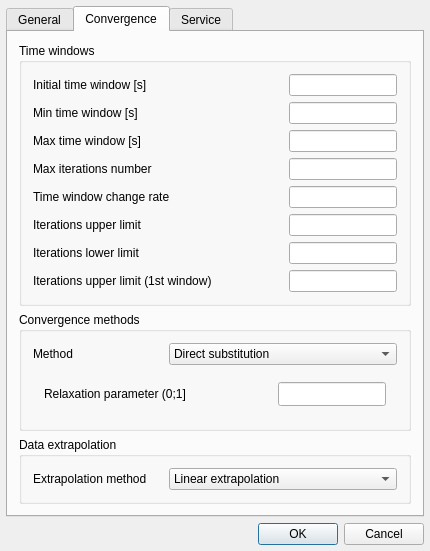
Before: the Qt Designer form GUIDialogs/OptionsEditor/OptionsEditor.ui in DyssolTEC/Dyssol-open, drawn with Qt 5.
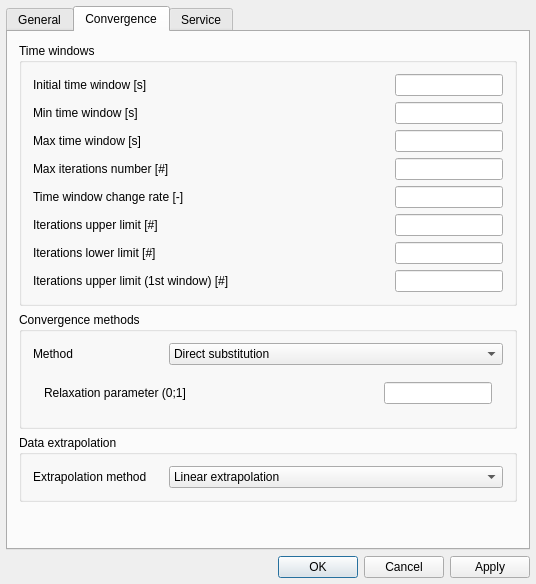
After: the same form once the commit is applied. The open tabs and pages were chosen to show the change. Icons and pictures are not drawn.

The edit to the form file:
```diff
--- a/GUIDialogs/OptionsEditor/OptionsEditor.ui
+++ b/GUIDialogs/OptionsEditor/OptionsEditor.ui
@@ -6,8 +6,8 @@
       <rect>
         <x>0</x>
         <y>0</y>
-        <width>402</width>
-        <height>499</height>
+    <width>536</width>
+    <height>584</height>
       </rect>
     </property>
     <property name="sizePolicy">
@@ -370,27 +370,36 @@
                   </property>
                   <layout class="QVBoxLayout" name="verticalLayout_3">
                     <item>
-                      <layout class="QHBoxLayout" name="horizontalLayout_6" stretch="1,0">
+           <layout class="QHBoxLayout" name="horizontalLayout_6" stretch="0,1,0">
+            <property name="sizeConstraint">
+             <enum>QLayout::SetDefaultConstraint</enum>
+            </property>
                         <item>
                           <widget class="QLabel" name="label_4">
                             <property name="minimumSize">
                               <size>
-                                <width>130</width>
+                <width>0</width>
                                 <height>0</height>
                               </size>
                             </property>
                             <property name="text">
                               <string>Initial time window [s]</string>
                             </property>
-                            <property name="toolTip">
-                              <string>Initial size of the time window</string>
-                            </property>
-                            
-                            <property name="whatsThis">
-                              <string>Initial size of the time window of the waveform relaxation method</string>
-                            </property>
-                          </widget>
-                        </item>
+             </widget>
+            </item>
+            <item>
+             <spacer name="horizontalSpacer_9">
+              <property name="orientation">
+               <enum>Qt::Horizontal</enum>
+              </property>
+              <property name="sizeHint" stdset="0">
+               <size>
+                <width>40</width>
+                <height>20</height>
+               </size>
+              </property>
+             </spacer>
+            </item>
                         <item>
                           <widget class="QLineEdit" name="lineEditInitialWindow">
                             <property name="sizePolicy">
@@ -411,27 +420,33 @@
                       </layout>
                     </item>
                     <item>
-                      <layout class="QHBoxLayout" name="horizontalLayout_21" stretch="1,0">
+           <layout class="QHBoxLayout" name="horizontalLayout_21" stretch="0,1,0">
                         <item>
                           <widget class="QLabel" name="label_19">
                             <property name="minimumSize">
                               <size>
-                                <width>130</width>
+                <width>0</width>
                                 <height>0</height>
                               </size>
                             </property>
                             <property name="text">
                               <string>Min time window [s]</string>
                             </property>
-                            <property name="toolTip">
-                              <string>Minimum allowed size of the time window</string>
-                            </property>
-                            
-                            <property name="whatsThis">
-                              <string>Minimum allowed size of the time window of the waveform relaxation method</string>
-                            </property>
-                          </widget>
-                        </item>
+             </widget>
+            </item>
+            <item>
+             <spacer name="horizontalSpacer_10">
+              <property name="orientation">
+               <enum>Qt::Horizontal</enum>
+              </property>
+              <property name="sizeHint" stdset="0">
+               <size>
+                <width>40</width>
+                <height>20</height>
+               </size>
+              </property>
+             </spacer>
+            </item>
                         <item>
                           <widget class="QLineEdit" name="lineEditMinWindow">
                             <property name="sizePolicy">
@@ -452,27 +467,33 @@
                       </layout>
                     </item>
                     <item>
-                      <layout class="QHBoxLayout" name="horizontalLayout_7" stretch="1,0">
+           <layout class="QHBoxLayout" name="horizontalLayout_7" stretch="0,1,0">
                         <item>
                           <widget class="QLabel" name="label_5">
                             <property name="minimumSize">
                               <size>
-                                <width>130</width>
+                <width>0</width>
                                 <height>0</height>
                               </size>
                             </property>
                             <property name="text">
                               <string>Max time window [s]</string>
                             </property>
-                            <property name="toolTip">
-                              <string>Maximum allowed size of the time window</string>
-                            </property>
-                            
-                            <property name="whatsThis">
-                              <string>Maximum allowed size of the time window of the waveform relaxation method</string>
-                            </property>
-                          </widget>
-                        </item>
+             </widget>
+            </item>
+            <item>
+             <spacer name="horizontalSpacer_11">
+              <property name="orientation">
+               <enum>Qt::Horizontal</enum>
+              </property>
+              <property name="sizeHint" stdset="0">
+               <size>
+                <width>40</width>
+                <height>20</height>
+               </size>
+              </property>
+             </spacer>
+            </item>
                         <item>
                           <widget class="QLineEdit" name="lineEditMaxWindow">
                             <property name="sizePolicy">
@@ -493,18 +514,15 @@
                       </layout>
                     </item>
                     <item>
-                      <layout class="QHBoxLayout" name="horizontalLayout_11" stretch="1,0">
+           <layout class="QHBoxLayout" name="horizontalLayout_11" stretch="0,1,0">
                         <item>
                           <widget class="QLabel" name="label_9">
                             <property name="minimumSize">
                               <size>
-                                <width>130</width>
+                <width>0</width>
                                 <height>0</height>
                               </size>
                             </property>
-                            <property name="text">
-                              <string>Max iterations number</string>
-                            </property>
                             <property name="toolTip">
                               <string>Allowed number of iterations before stop</string>
                             </property>
@@ -512,8 +530,24 @@
                             <property name="whatsThis">
                               <string>Allowed number of iterations before stopping waveform relaxation calculations</string>
                             </property>
-                          </widget>
-                        </item>
+              <property name="text">
+               <string>Max iterations number [#]</string>
+              </property>
+             </widget>
+            </item>
+            <item>
+             <spacer name="horizontalSpacer_12">
+              <property name="orientation">
+               <enum>Qt::Horizontal</enum>
+              </property>
+              <property name="sizeHint" stdset="0">
+               <size>
+                <width>40</width>
+                <height>20</height>
+               </size>
+              </property>
+             </spacer>
+            </item>
                         <item>
                           <widget class="QLineEdit" name="lineEditMaxIterNum">
                             <property name="sizePolicy">
@@ -534,18 +568,15 @@
                       </layout>
                     </item>
                     <item>
-                      <layout class="QHBoxLayout" name="horizontalLayout_14" stretch="1,0">
+           <layout class="QHBoxLayout" name="horizontalLayout_14" stretch="0,1,0">
                         <item>
                           <widget class="QLabel" name="label_13">
                             <property name="minimumSize">
                               <size>
-                                <width>130</width>
+                <width>0</width>
                                 <height>0</height>
                               </size>
                             </property>
-                            <property name="text">
-                              <string>Time window change rate</string>
-                            </property>
                             <property name="toolTip">
                               <string>Time window resizing factor</string>
                             </property>
@@ -553,8 +584,24 @@
                             <property name="whatsThis">
                               <string>Time window resizing factor for the waveform relaxation method</string>
                             </property>
-                          </widget>
-                        </item>
+              <property name="text">
+               <string>Time window change rate [-]</string>
+              </property>
+             </widget>
+            </item>
+            <item>
+             <spacer name="horizontalSpacer_13">
+              <property name="orientation">
+               <enum>Qt::Horizontal</enum>
+              </property>
+              <property name="sizeHint" stdset="0">
+               <size>
+                <width>40</width>
+                <height>20</height>
+               </size>
+              </property>
+             </spacer>
+            </item>
                         <item>
                           <widget class="QLineEdit" name="lineEditRatio">
                             <property name="sizePolicy">
@@ -575,18 +622,15 @@
                       </layout>
                     </item>
                     <item>
-                      <layout class="QHBoxLayout" name="horizontalLayout_15" stretch="1,0">
+           <layout class="QHBoxLayout" name="horizontalLayout_15" stretch="0,1,0">
                         <item>
                           <widget class="QLabel" name="label_14">
                             <property name="minimumSize">
                               <size>
-                                <width>130</width>
+                <width>0</width>
                                 <height>0</height>
                               </size>
                             </property>
-                            <property name="text">
-                              <string>Iterations upper limit</string>
-                            </property>
                             <property name="toolTip">
                               <string>Max number of iterations in the current window before decreasing its size</string>
                             </property>
@@ -594,8 +638,24 @@
                             <property name="whatsThis">
                               <string>Max number of iterations in the current window before decreasing its size</string>
                             </property>
-                          </widget>
-                        </item>
+              <property name="text">
+               <string>Iterations upper limit [#]</string>
+              </property>
+             </widget>
+            </item>
+            <item>
+             <spacer name="horizontalSpacer_14">
+              <property name="orientation">
+               <enum>Qt::Horizontal</enum>
+              </property>
+              <property name="sizeHint" stdset="0">
+               <size>
+                <width>40</width>
+                <height>20</height>
+               </size>
+              </property>
+             </spacer>
+            </item>
                         <item>
                           <widget class="QLineEdit" name="lineEditUpperLimit">
                             <property name="sizePolicy">
@@ -616,18 +676,15 @@
                       </layout>
                     </item>
                     <item>
-                      <layout class="QHBoxLayout" name="horizontalLayout_12" stretch="1,0">
+           <layout class="QHBoxLayout" name="horizontalLayout_12" stretch="0,1,0">
                         <item>
                           <widget class="QLabel" name="label_11">
                             <property name="minimumSize">
                               <size>
-                                <width>130</width>
+                <width>0</width>
                                 <height>0</height>
                               </size>
                             </property>
-                            <property name="text">
-                              <string>Iterations lower limit</string>
-                            </property>
                             <property name="toolTip">
                               <string>Min number of iterations in the current window before increasing the size of the next one</string>
                             </property>
@@ -635,8 +692,24 @@
                             <property name="whatsThis">
                               <string>Min number of iterations in the current window before increasing the size of the next one</string>
                             </property>
-                          </widget>
-                        </item>
+              <property name="text">
+               <string>Iterations lower limit [#]</string>
+              </property>
+             </widget>
+            </item>
+            <item>
+             <spacer name="horizontalSpacer_15">
+              <property name="orientation">
+               <enum>Qt::Horizontal</enum>
+              </property>
+              <property name="sizeHint" stdset="0">
+               <size>
+                <width>40</width>
+                <height>20</height>
+               </size>
+              </property>
+             </spacer>
+            </item>
                         <item>
                           <widget class="QLineEdit" name="lineEditLowerLimit">
                             <property name="sizePolicy">
@@ -657,18 +730,15 @@
                       </layout>
                     </item>
                     <item>
-                      <layout class="QHBoxLayout" name="horizontalLayout_13" stretch="1,0">
+           <layout class="QHBoxLayout" name="horizontalLayout_13" stretch="0,1,0">
                         <item>
                           <widget class="QLabel" name="label_12">
                             <property name="minimumSize">
                               <size>
-                                <width>130</width>
+                <width>0</width>
                                 <height>0</height>
                               </size>
                             </property>
-                            <property name="text">
-                              <string>Iterations upper limit (1st window)</string>
-                            </property>
                             <property name="toolTip">
                               <string>Max number of iterations in the first window before decreasing its size</string>
                             </property>
@@ -676,8 +746,24 @@
                             <property name="whatsThis">
                               <string>Max number of iterations in the first window before decreasing its size</string>
                             </property>
-                          </widget>
-                        </item>
+              <property name="text">
+               <string>Iterations upper limit (1st window) [#]</string>
+              </property>
+             </widget>
+            </item>
+            <item>
+             <spacer name="horizontalSpacer_16">
+              <property name="orientation">
+               <enum>Qt::Horizontal</enum>
+              </property>
+              <property name="sizeHint" stdset="0">
+               <size>
+                <width>40</width>
+                <height>20</height>
+               </size>
+              </property>
+             </spacer>
+            </item>
                         <item>
                           <widget class="QLineEdit" name="lineEdit1stUpperLimit">
                             <property name="sizePolicy">
@@ -777,7 +863,7 @@
                                     <property name="text">
                                       <string>Relaxation parameter (0;1]</string>
                                     </property>
-                                  <property name="toolTip"><string>Relaxation parameter of the Direct Substitution convergence method</string></property><property name="whatsThis"><string>Relaxation parameter of the Direct Substitution convergence method</string></property></widget>
+                 </widget>
                                 </item>
                                 <item>
                                   <widget class="QLineEdit" name="lineEditRelaxParam">
@@ -895,17 +981,23 @@
                       </layout>
                     </item>
                   </layout>
-                  <property name="toolTip">
-                    <string>Settings for data extrapolation</string>
-                  </property>
-                  
-                  <property name="whatsThis">
-                    <string>Settings for data extrapolation</string>
-                  </property>
-                </widget>
-              </item>
-            </layout>
-          <attribute name="toolTip"><string>Convergence options</string></attribute><attribute name="whatsThis"><string>Options for waveform relaxation, data extrapolation and convergence methods</string></attribute></widget>
+        </widget>
+       </item>
+       <item>
+        <spacer name="verticalSpacer_5">
+         <property name="orientation">
+          <enum>Qt::Vertical</enum>
+         </property>
+         <property name="sizeHint" stdset="0">
+          <size>
+           <width>20</width>
+           <height>40</height>
+          </size>
+         </property>
+        </spacer>
+       </item>
+      </layout>
+     </widget>
           <widget class="QWidget" name="tabService">
             <attribute name="title">
               <string>Service</string>
@@ -1129,11 +1221,18 @@
               </property>
             </widget>
           </item>
+     <item>
+      <widget class="QPushButton" name="pushButtonApply">
+       <property name="text">
+        <string>Apply</string>
+       </property>
+      </widget>
+     </item>
         </layout>
       </item>
     </layout>
   </widget>
-  <layoutdefault spacing="6" margin="11" />
+ <layoutdefault spacing="6" margin="11"/>
   <tabstops>
     <tabstop>tabWidget</tabstop>
     <tabstop>lineEditRTol</tabstop>
```
Left out of the diff: 745 changed lines with no effect on the pictures. Lines whose indentation alone changed are shown as unchanged.
